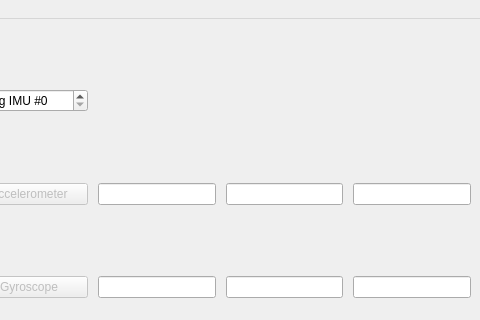
Qt form pysk8/calibration/sk8_calibration_gui.ui (andrewramsay/sk8-drivers) before a commit; both pictures show x 546 to 1026 and y 0 to 320 of the 1026 by 580 pixel window.
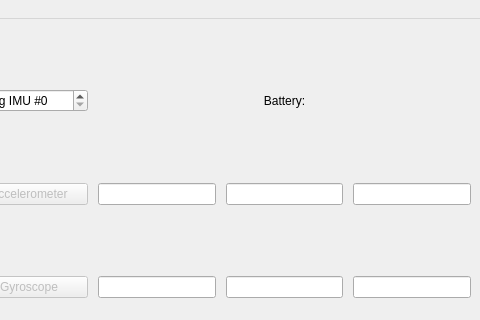
The same form after that commit.

Commit message: display battery level of connected device in calibration GUI

```diff
--- a/pysk8/calibration/sk8_calibration_gui.ui
+++ b/pysk8/calibration/sk8_calibration_gui.ui
@@ -255,6 +255,16 @@
             </property>
            </widget>
           </item>
+          <item row="0" column="2">
+           <widget class="QLabel" name="lblBattery">
+            <property name="text">
+             <string>Battery:</string>
+            </property>
+            <property name="alignment">
+             <set>Qt::AlignCenter</set>
+            </property>
+           </widget>
+          </item>
          </layout>
         </item>
        </layout>
```
Left out of the diff: 2 changed lines with no effect on the pictures. The commit also changes 1 other file.
